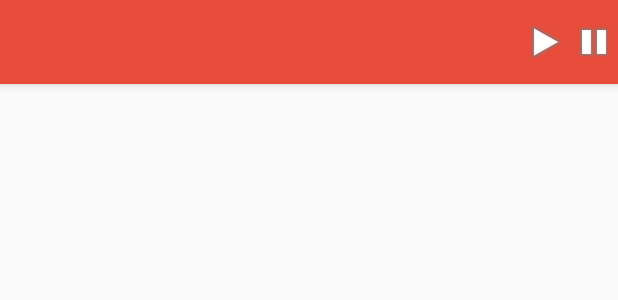
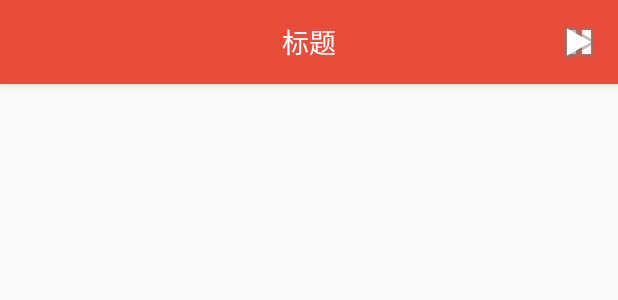
Before and after one commit to CuoLINHUI/InGym, an Android app: the layout fragment_sports.xml on its own in the app's theme, with its tools: preview values and no code run, on a phone screen of 412 x 824 dp. Shown: the top 300 px of the screen. Run offline under Robolectric (Android 15) with nearby library versions, the phone set to English and light mode, and no system bars.

Commit message:
解决了FragmSports中顶层开关按钮重叠问题

```diff
--- a/app/src/main/java/com/stefan/ingym/ui/activity/MainActivity.java
+++ b/app/src/main/java/com/stefan/ingym/ui/activity/MainActivity.java
@@ -132,6 +132,9 @@ public class MainActivity extends AppCompatActivity implements DailyReportFragme
                     fragment = new FragmentIndex();
                     break;
             }
+
+//            getSupportFragmentManager().beginTransaction().show(fragment).commit();
+//            getSupportFragmentManager().beginTransaction().hide(fragment).commit();
             // 返回相应的Fragment
             return fragment;
         }
--- a/app/src/main/java/com/stefan/ingym/ui/fragment/sports/pedometer/fragment/PedometerBaseFragment.java
+++ b/app/src/main/java/com/stefan/ingym/ui/fragment/sports/pedometer/fragment/PedometerBaseFragment.java
@@ -191,6 +191,7 @@ public class PedometerBaseFragment extends Fragment implements NavigationView.On
         mDrawerLayout = (DrawerLayout) view.findViewById(R.id.drawer_layout);
         ActionBarDrawerToggle toggle = new ActionBarDrawerToggle(
                 getActivity(), mDrawerLayout, toolbar, R.string.navigation_drawer_open, R.string.navigation_drawer_close);
+
         mDrawerLayout.addDrawerListener(toggle);
         toggle.syncState();
 
--- a/app/src/main/res/layout/activity_main.xml
+++ b/app/src/main/res/layout/activity_main.xml
@@ -2,6 +2,7 @@
 <RelativeLayout xmlns:android="http://schemas.android.com/apk/res/android"
     xmlns:tools="http://schemas.android.com/tools"
     android:id="@+id/activity_main"
+    android:fitsSystemWindows="true"
     android:layout_width="match_parent"
     android:layout_height="match_parent"
     tools:context=".ui.activity.MainActivity">
--- a/app/src/main/res/layout/fragment_sports.xml
+++ b/app/src/main/res/layout/fragment_sports.xml
@@ -19,6 +19,7 @@
         android:layout_height="match_parent"
         android:layout_gravity="start"
         android:fitsSystemWindows="true"
+        app:itemTextColor="@color/black"
         app:headerLayout="@layout/nav_header_main"
         app:menu="@menu/menu_sideslip" />
 
--- a/app/src/main/res/layout/toolbar.xml
+++ b/app/src/main/res/layout/toolbar.xml
@@ -19,14 +19,17 @@
         </android.support.v7.widget.Toolbar>
 
         <RelativeLayout
-            android:layout_width="wrap_content"
-            android:layout_height="match_parent">
+            android:layout_width="match_parent"
+            android:layout_height="match_parent"
+            >
 
             <TextView
                 android:layout_centerVertical="true"
                 android:id="@+id/toolbar_title"
                 android:layout_width="wrap_content"
                 android:layout_height="wrap_content"
+                android:layout_gravity="center|center_vertical"
+                android:text="标题"
                 android:textSize="18sp"
                 android:textColor="#FFF"
                 android:layout_centerHorizontal="true"/>
@@ -36,7 +39,10 @@
                 android:layout_centerVertical="true"
                 android:layout_width="wrap_content"
                 android:layout_height="wrap_content"
+                android:layout_gravity="center|center_vertical"
+                android:gravity="right"
                 android:layout_alignParentRight="true"
+                android:layout_marginRight="10dp"
                 android:src="@android:drawable/ic_media_pause"/>
 
             <ImageView
@@ -44,8 +50,13 @@
                 android:id="@+id/menu_continue_step_detection"
                 android:layout_width="wrap_content"
                 android:layout_height="wrap_content"
-                android:layout_toLeftOf="@id/menu_pause_step_detection"
+                android:layout_gravity="center|center_vertical"
+                android:gravity="right"
+                android:layout_alignParentRight="true"
+                android:layout_marginRight="10dp"
                 android:src="@android:drawable/ic_media_play"/>
+
+
         </RelativeLayout>
     </FrameLayout>
 </android.support.design.widget.AppBarLayout>
--- a/app/src/main/res/values/colors.xml
+++ b/app/src/main/res/values/colors.xml
@@ -2,7 +2,7 @@
 <resources>
     <color name="colorPrimary">#E84C3B</color>
     <color name="colorPrimaryDark">#E84C3B</color>
-    <color name="colorAccent">#FF4081</color>
+    <color name="colorAccent">#E84C3B</color>
     <color name="white">#ffffff</color>
     <color name="gray">#565151</color>
     <color name="starry_sky">#053043</color>
```
Also changed, not shown: app/src/main/java/com/stefan/ingym/ui/fragment/FragmentSports.java (+19 -21 lines), app/src/main/java/com/stefan/ingym/ui/fragment/sports/pedometer/fragment/MainFragment.java (+8 -1 lines), app/src/main/res/menu/menu_sideslip.xml (+23 -10 lines).
